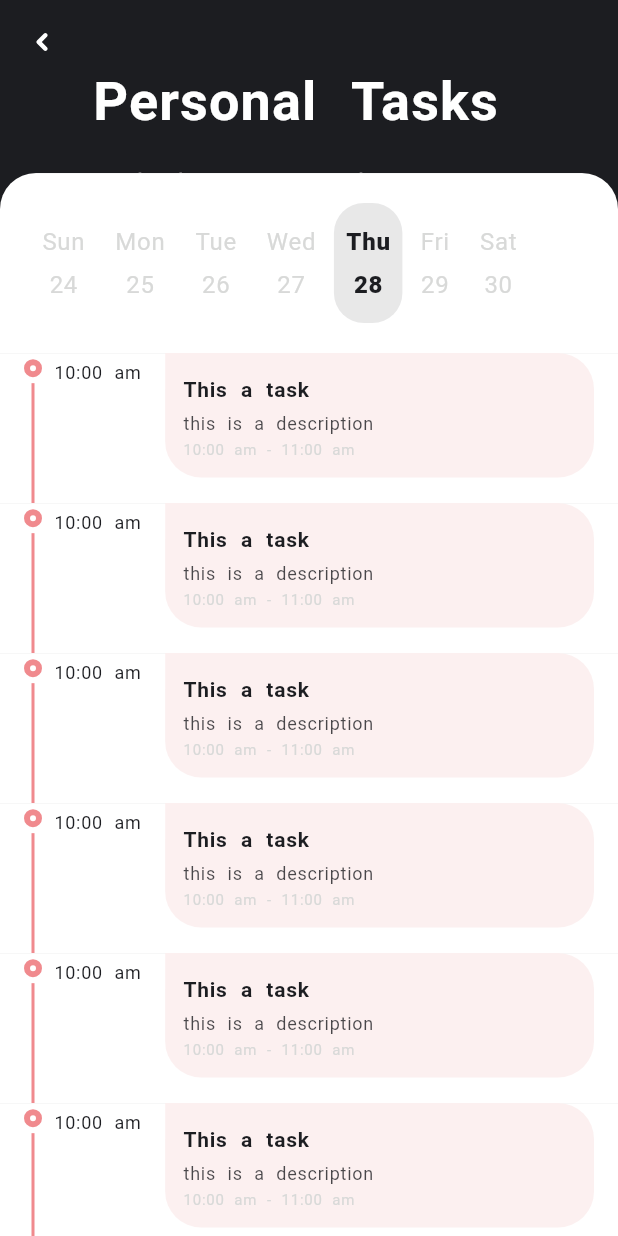
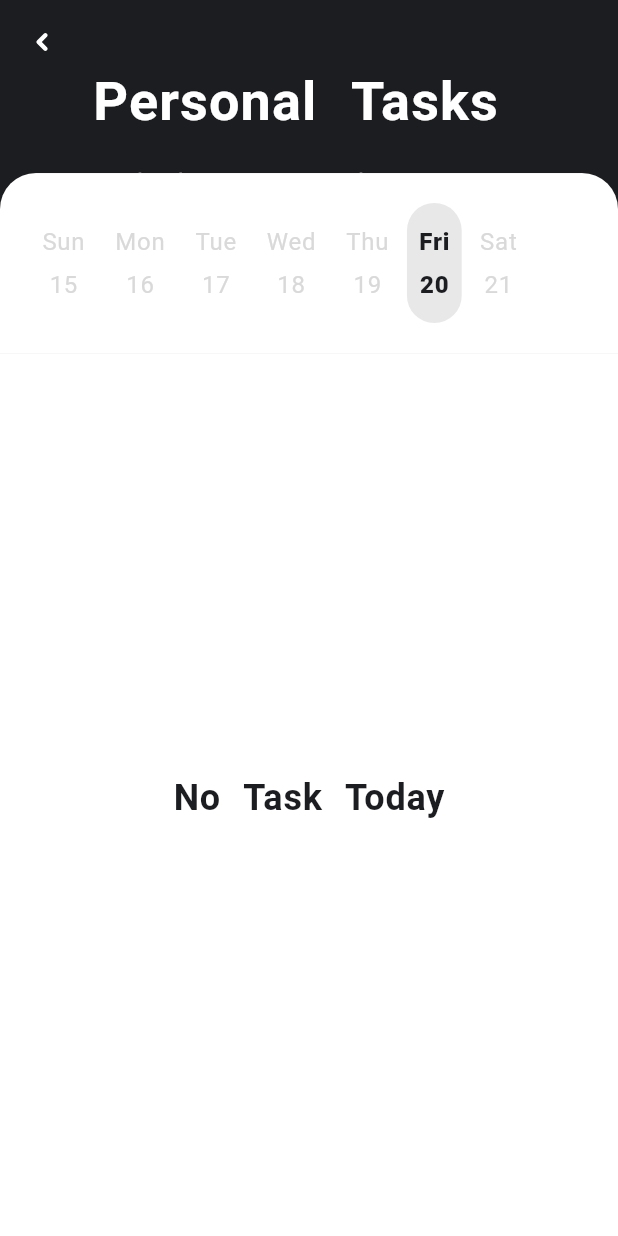
Before and after one commit to 2Math0/my_fate, a Flutter app: the HomePage screen opened directly, after a tap on "Personal", on a phone screen of 412 x 824 dp. Run offline on Flutter 3.47's test engine with Material 2 defaults, Android fonts, the phone set to English and light mode, and no system bars; drawn by our look-alikes of timeline_tile; our stand-ins replace dotted_border, flutter_svg, google_fonts, typewritertext; Roboto replaces fonts that are missing (Kanit).

Commit message:
apply tasks in task screen view and add ToDo with issues after testing

```diff
--- /dev/null
+++ b/lib/app/converter.dart
@@ -0,0 +1,25 @@
+import 'package:intl/intl.dart';
+
+class Converter {
+  const Converter();
+
+  String dateFormatDDMMYYYY(DateTime date) {
+    return DateFormat('dd/MM/yyyy').format(date).toString();
+  }
+
+  DateTime convertToDate(String input) {
+    return DateFormat("DD/MM/yyyy").parseStrict(input);
+  }
+
+  DateTime convertHourToDate(String hour) {
+    return DateFormat("hh:mm").parseStrict(hour);
+  }
+
+  String convertToPM(DateTime time) {
+    return DateFormat("h:mma").format(time);
+  }
+
+  String dayFormatter(date) {
+    return DateFormat("dd").format(date);
+  }
+}
--- a/lib/data/model/task_model.dart
+++ b/lib/data/model/task_model.dart
@@ -30,6 +30,9 @@ class TaskModel {
   /// [category] is the parameter that assign the task to specific category
   /// it holds with it the unique color
   String? category;
+
+  /// [isDone] is the parameter that defines the state of completeness of the task
+  bool? isDone;
 
   /// ## Definition
   /// TaskModel is the model of tasks in the app it controls
@@ -68,7 +71,8 @@ class TaskModel {
       this.startTime,
       this.hours,
       this.date,
-      this.category});
+      this.category,
+      this.isDone = false});
 
   TaskModel.fromJson(Map<String, dynamic> json) {
     title = json["title"];
@@ -77,6 +81,7 @@ class TaskModel {
     hours = json["hours"];
     date = json["date"];
     category = json["category"];
+    isDone = json["isDone"];
   }
 
   Map<String, dynamic> toJson() {
@@ -87,6 +92,7 @@ class TaskModel {
     data["hours"] = hours;
     data["date"] = date;
     data["category"] = category;
+    data["isDone"] = isDone;
     return data;
   }
 }
--- a/lib/presentation/view/fragments/home_page.dart
+++ b/lib/presentation/view/fragments/home_page.dart
@@ -13,6 +13,7 @@ import 'package:typewritertext/typewritertext.dart';
 import '../../shared_widgets/components/task_type.dart';
 
 class HomePage extends StatelessWidget {
+  // ToDo : count what is left and isDone in tasks by Today's Date
   const HomePage({Key? key}) : super(key: key);
 
   @override
@@ -88,23 +89,33 @@ class HomePage extends StatelessWidget {
                             onTap: () => Navigator.push(
                                 context,
                                 MaterialPageRoute(
-                                    builder: (builder) => const TaskScreen())),
+                                    builder: (builder) => TaskScreen(
+                                        category: AppStrings.personal))),
                             color: AppColors.yellow,
                             svgIcon: AppIcons.person,
                             leftNum: 12,
                             doneNum: 1),
                         TaskTypeItem(
-                            size: wrapItemsSize(),
-                            name: AppStrings.work,
-                            onTap: () {},
-                            color: ColorRed(),
-                            svgIcon: AppIcons.bag,
-                            leftNum: 12,
-                            doneNum: 1),
+                          size: wrapItemsSize(),
+                          name: AppStrings.work,
+                          color: ColorRed(),
+                          svgIcon: AppIcons.bag,
+                          leftNum: 12,
+                          doneNum: 1,
+                          onTap: () => Navigator.push(
+                              context,
+                              MaterialPageRoute(
+                                  builder: (builder) =>
+                                      TaskScreen(category: AppStrings.work))),
+                        ),
                         TaskTypeItem(
                             size: wrapItemsSize(),
                             name: AppStrings.health,
-                            onTap: () {},
+                            onTap: () => Navigator.push(
+                                context,
+                                MaterialPageRoute(
+                                    builder: (builder) => TaskScreen(
+                                        category: AppStrings.health))),
                             color: ColorBlue(),
                             svgIcon: AppIcons.heart,
                             leftNum: 12,
--- a/lib/presentation/view/tasks_screen/components/date_picker.dart
+++ b/lib/presentation/view/tasks_screen/components/date_picker.dart
@@ -4,7 +4,10 @@ import 'package:my_fate/presentation/resources/text_styles_manager.dart';
 import 'package:my_fate/presentation/resources/values_manager.dart';
 
 class DatePicker extends StatefulWidget {
-  const DatePicker({Key? key}) : super(key: key);
+  final List<String> days;
+  final int selectedDay;
+  const DatePicker({Key? key, required this.days, required this.selectedDay})
+      : super(key: key);
 
   @override
   State<DatePicker> createState() => _DatePickerState();
@@ -12,14 +15,23 @@ class DatePicker extends StatefulWidget {
 
 class _DatePickerState extends State<DatePicker> {
   final weekList = ["Sun", "Mon", "Tue", "Wed", "Thu", "Fri", "Sat"];
-  final dayList = ["24", '25', "26", "27", "28", "29", "30"];
-  int selected = 4;
+  int selected = 0;
 
   TextStyle selectedColor(int i) {
     return const AppTextStyles().bodyTextLargeRegular.copyWith(
           color: selected == i ? AppColors.kBlack : AppColors.inactiveGrey,
           fontWeight: selected == i ? FontWeight.w900 : null,
         );
+  }
+
+  void getSelection() {
+    selected = widget.selectedDay;
+  }
+
+  @override
+  void initState() {
+    super.initState();
+    getSelection();
   }
 
   @override
@@ -45,7 +57,7 @@ class _DatePickerState extends State<DatePicker> {
               child: Column(
                 children: [
                   Text(weekList[i], style: selectedColor(i)),
-                  Text(dayList[i], style: selectedColor(i)),
+                  Text(widget.days[i], style: selectedColor(i)),
                 ],
               ),
             ),
--- a/lib/presentation/view/tasks_screen/tasks_screen.dart
+++ b/lib/presentation/view/tasks_screen/tasks_screen.dart
@@ -1,37 +1,39 @@
 import 'package:flutter/material.dart';
 import 'package:flutter/services.dart';
 import 'package:flutter_svg/svg.dart';
+import 'package:my_fate/data/model/task_model.dart';
+import 'package:my_fate/data/tasks_categories.dart';
 import 'package:my_fate/presentation/resources/colors_manager.dart';
 import 'package:my_fate/presentation/resources/strings_manager.dart';
 import 'package:my_fate/presentation/resources/text_styles_manager.dart';
 import 'package:my_fate/presentation/resources/values_manager.dart';
+import 'package:my_fate/presentation/view_model/task_screen_model.dart';
 import 'package:timeline_tile/timeline_tile.dart';
 
 import '../../resources/assets_manager.dart';
 import 'components/date_picker.dart';
 
 class TaskScreen extends StatelessWidget {
-  const TaskScreen({Key? key}) : super(key: key);
+  // ToDo : create time line for day and separate booked hours and free hours by colors
+  // ToDo : change the list by picking days
+  // ToDo : add calender picker to pick a specific day with its week
+
+  final String category;
+  TaskScreen({Key? key, required this.category}) : super(key: key);
+
+  final TasksScreenModel _viewModel = TasksScreenModel();
 
   @override
   Widget build(BuildContext context) {
-    var data = [
-      for (int i = 0; i <= 10; i++)
-        {
-          "title": "This a task",
-          "description": "this is a description",
-          "start time": "10:00 am",
-          "end time": "11:00 am",
-          "category": "personal"
-        }
-    ];
+    _viewModel.todayWeek;
+    _viewModel.importDayTasks(category, _viewModel.today);
     Size size = MediaQuery.of(context).size;
     return Scaffold(
       backgroundColor: AppColors.kBlack,
       body: CustomScrollView(slivers: [
         // App Bar
         TaskAppBar(
-          title: AppStrings.personalTasks,
+          title: "$category ${AppStrings.tasks}",
           description: AppStrings.taskDescription,
           size: size,
         ),
@@ -43,10 +45,13 @@ class TaskScreen extends StatelessWidget {
                 color: AppColors.kWhite,
                 borderRadius: BorderRadius.vertical(
                     top: Radius.circular(AppCircularRadius.cr24))),
-            child: const DatePicker(),
+            child: DatePicker(
+              days: _viewModel.weekDays,
+              selectedDay: _viewModel.today.weekday,
+            ),
           ),
         ),
-        if (data[0].isEmpty)
+        if (_viewModel.tasks.isEmpty)
           SliverFillRemaining(
             child: Container(
                 color: AppColors.kWhite,
@@ -58,8 +63,8 @@ class TaskScreen extends StatelessWidget {
           ),
         SliverList(
             delegate: SliverChildBuilderDelegate(
-                (context, index) => TaskTimeLine(task: data[index]),
-                childCount: data.length)),
+                (context, index) => TaskTimeLine(task: _viewModel.tasks[index]),
+                childCount: _viewModel.tasks.length)),
       ]),
     );
   }
@@ -133,7 +138,7 @@ class TaskAppBar extends StatelessWidget {
 }
 
 class TaskTimeLine extends StatelessWidget {
-  final Map<String, dynamic> task;
+  final TaskModel task;
   const TaskTimeLine({Key? key, required this.task}) : super(key: key);
 
   @override
@@ -149,16 +154,20 @@ class TaskTimeLine extends StatelessWidget {
             width: AppSize.s20,
             child: TimeLineTileCustom(category: AppStrings.personal),
           ),
-          Text(task["start time"],
+          Text(task.startTime!,
               style: const AppTextStyles().bodyTextNormalRegular),
           const SizedBox(width: AppMargin.m16),
           Expanded(
+            // isDone
+            // hours number
+            //
             child: TaskCard(
-                title: task["title"],
-                startTime: task["start time"],
-                endTime: task["end time"],
-                categoryColor: AppColors.red.light,
-                description: task["description"] ?? ''),
+              title: task.title!,
+              startTime: task.startTime!,
+              hours: task.hours!,
+              categoryColor: taskCategory[task.category]!.light,
+              description: task.description ?? '',
+            ),
           )
         ],
       ),
@@ -169,16 +178,16 @@ class TaskTimeLine extends StatelessWidget {
 class TaskCard extends StatelessWidget {
   final String title;
   final String startTime;
-  final String endTime;
+  final int hours;
   final Color categoryColor;
   final String description;
   const TaskCard({
     Key? key,
     required this.title,
     required this.startTime,
-    required this.endTime,
     required this.categoryColor,
     required this.description,
+    required this.hours,
   }) : super(key: key);
 
   @override
@@ -200,10 +209,10 @@ class TaskCard extends StatelessWidget {
               style: const AppTextStyles()
                   .bodyTextNormalRegular
                   .copyWith(color: AppColors.kBlack.withOpacity(0.8))),
-          Text("$startTime - $endTime",
-              style: const AppTextStyles()
-                  .captionNormalRegular
-                  .copyWith(color: AppColors.inactiveGrey)),
+          // Text("$startTime - ${endTime}",
+          //     style: const AppTextStyles()
+          //         .captionNormalRegular
+          //         .copyWith(color: AppColors.inactiveGrey)),
         ],
       ),
     );
--- /dev/null
+++ b/lib/presentation/view_model/task_screen_model.dart
@@ -0,0 +1,51 @@
+import 'dart:developer';
+
+import 'package:my_fate/app/converter.dart';
+import 'package:my_fate/data/sorted_tasks.dart';
+import 'package:my_fate/presentation/view_model/base.dart';
+
+import '../../data/model/task_model.dart';
+
+class TasksScreenModel extends BaseViewModel {
+  List<TaskModel> tasks = [];
+  String date = '';
+  List<String> weekDays = [];
+  DateTime today = DateTime.now();
+
+  late final Converter converter = const Converter();
+
+  @override
+  void start() {}
+
+  @override
+  void dispose() {}
+
+  void importDayTasks(String category, DateTime day) {
+    String date = converter.dateFormatDDMMYYYY(day);
+    log(date);
+    if (datesOfSortedTasks.containsKey(date)) {
+      List temp = datesOfSortedTasks[date]!;
+      for (TaskModel t in temp) {
+        log(t.category.toString());
+        log(t.title.toString());
+        log(category);
+        if (t.category == category.toLowerCase()) {
+          tasks.add(t);
+        }
+      }
+    }
+    log(tasks.toString());
+  }
+
+  void get todayWeek {
+    int dayNumber = today.weekday;
+    log(dayNumber.toString());
+    for (int i = dayNumber; i > 0; i--) {
+      weekDays.add(converter.dayFormatter(today.subtract(Duration(days: i))));
+    }
+    weekDays.add(converter.dayFormatter(today));
+    for (int i = 1; i < 7 - dayNumber; i++) {
+      weekDays.add(converter.dayFormatter(today.add(Duration(days: i))));
+    }
+  }
+}
```
Also changed, not shown: lib/presentation/view_model/task_manager_view_model.dart (+27 -31 lines).
